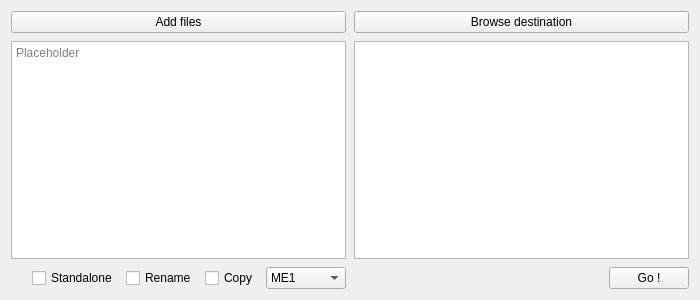
starkgate/TextureMapper, file mainwindow.ui: the form before one commit.
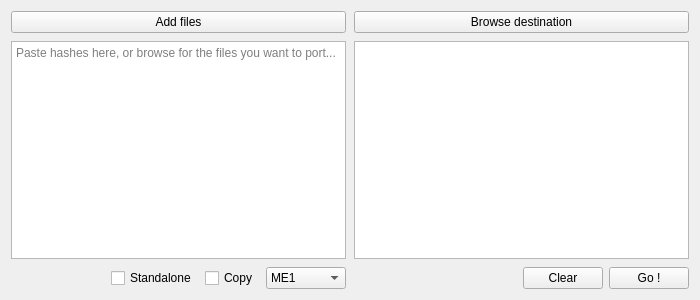
The form after the commit. Icons and pictures are not drawn.

What changed in the file:
```diff
--- a/mainwindow.ui
+++ b/mainwindow.ui
@@ -73,13 +73,6 @@
           </property>
          </widget>
         </item>
-        <item>
-         <widget class="QCheckBox" name="option_rename">
-          <property name="text">
-           <string>Rename</string>
-          </property>
-         </widget>
-        </item>
         <item>
          <widget class="QCheckBox" name="option_copy">
           <property name="text">
@@ -152,6 +145,19 @@
           </property>
          </spacer>
         </item>
+        <item>
+         <widget class="QPushButton" name="button_clear">
+          <property name="enabled">
+           <bool>true</bool>
+          </property>
+          <property name="layoutDirection">
+           <enum>Qt::RightToLeft</enum>
+          </property>
+          <property name="text">
+           <string>Clear</string>
+          </property>
+         </widget>
+        </item>
         <item>
          <widget class="QPushButton" name="button_go">
           <property name="enabled">
@@ -192,7 +198,7 @@
       <item row="1" column="0">
        <widget class="QTextEdit" name="text_edit_left">
         <property name="placeholderText">
-         <string>Placeholder</string>
+         <string>Paste hashes here, or browse for the files you want to port...</string>
         </property>
        </widget>
       </item>
```
Left out of the diff: 15 changed lines with no effect on the pictures.
